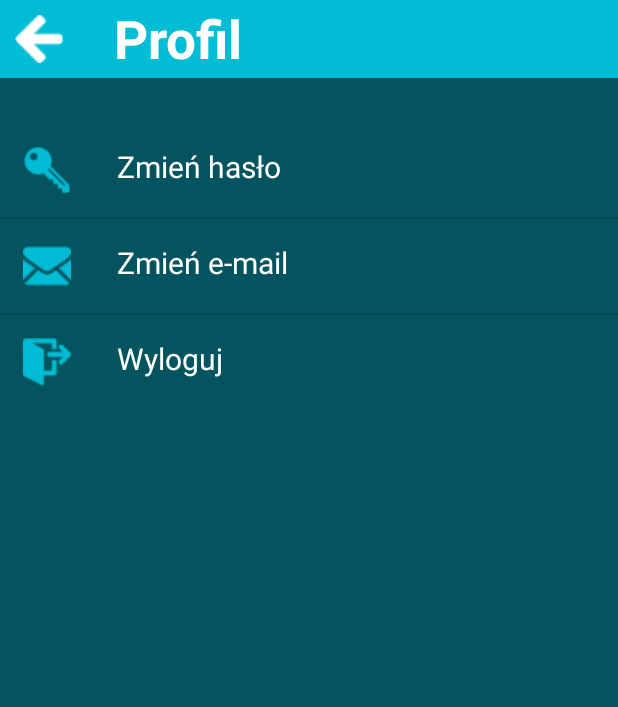
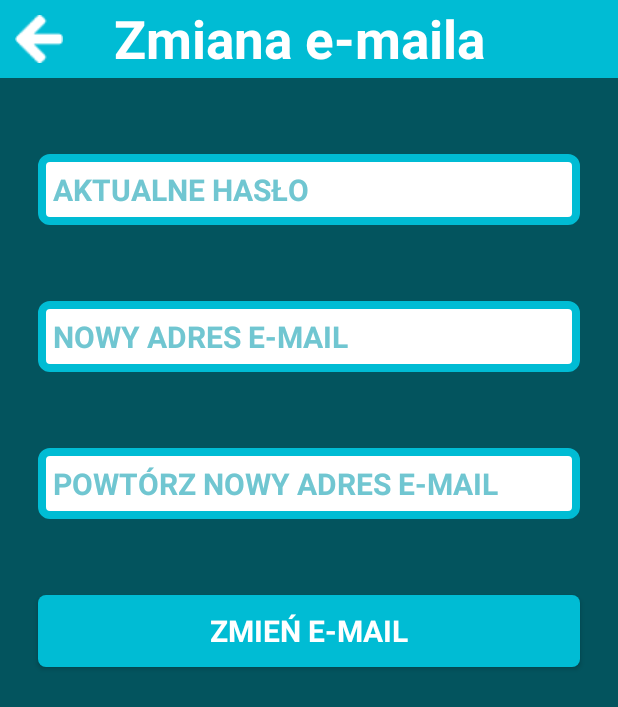
Before and after one commit to StudShare/StudShareMobile, an Android app: the ProfileScreenActivity screen opened directly, with no data from a screen before it, after a tap on "Zmień e-mail", on a phone screen of 412 x 824 dp. Shown: the top 707 px of the screen. Run offline under Robolectric (Android 15) with nearby library versions, the phone set to English and light mode, and no system bars.

Commit message:
Login, sign up and password changing algorithms modified and unified with web-app version of StudShare

```diff
--- a/app/src/main/AndroidManifest.xml
+++ b/app/src/main/AndroidManifest.xml
@@ -32,6 +32,8 @@
             android:theme="@style/AppTheme.NoActionBar"/>
         <activity android:name=".activity.PasswordChangeScreenActivity"
             android:theme="@style/AppTheme.NoActionBar"/>
+        <activity android:name=".activity.EmailChangeScreenActivity"
+            android:theme="@style/AppTheme.NoActionBar"/>
     </application>
 
 </manifest>
--- /dev/null
+++ b/app/src/main/java/com/studshare/mobile/studshare/activity/EmailChangeScreenActivity.java
@@ -0,0 +1,25 @@
+package com.studshare.mobile.studshare.activity;
+
+import android.content.Intent;
+import android.os.Bundle;
+import android.support.v7.app.AppCompatActivity;
+import android.view.View;
+import android.widget.Button;
+import android.widget.EditText;
+
+import com.studshare.mobile.studshare.R;
+
+public class EmailChangeScreenActivity extends AppCompatActivity {
+
+    @Override
+    protected void onCreate(Bundle savedInstanceState) {
+        super.onCreate(savedInstanceState);
+
+        setContentView(R.layout.emailchange_screen);
+    }
+
+    public void goToProfileSettings(View view) {
+        Intent goToNextActivity = new Intent(getApplicationContext(), ProfileScreenActivity.class);
+        startActivity(goToNextActivity);
+    }
+}
--- a/app/src/main/java/com/studshare/mobile/studshare/activity/LoginScreenActivity.java
+++ b/app/src/main/java/com/studshare/mobile/studshare/activity/LoginScreenActivity.java
@@ -44,9 +44,7 @@ public class LoginScreenActivity extends AppCompatActivity {
             return;
         }
 
-        profileManager.setLogin(login);
-        profileManager.setPassword(pass);
-        boolean loggedSuccessfully = profileManager.tryLogin();
+        boolean loggedSuccessfully = profileManager.tryLogin(login, pass);
 
         try {
             if (loggedSuccessfully) {
--- a/app/src/main/java/com/studshare/mobile/studshare/activity/MainActivity.java
+++ b/app/src/main/java/com/studshare/mobile/studshare/activity/MainActivity.java
@@ -26,7 +26,7 @@ public class MainActivity extends AppCompatActivity {
         if (profile == null)
             setContentView(R.layout.welcome_screen);
         else{
-            boolean loggedSuccessfully = profileManager.tryLogin();
+            boolean loggedSuccessfully = profileManager.tryLogin(profileManager.getLogin(), profileManager.getPassword());
 
             if (loggedSuccessfully) {
                 Intent goToNextActivity = new Intent(getApplicationContext(), MainScreenActivity.class);
--- a/app/src/main/java/com/studshare/mobile/studshare/activity/PasswordChangeScreenActivity.java
+++ b/app/src/main/java/com/studshare/mobile/studshare/activity/PasswordChangeScreenActivity.java
@@ -51,11 +51,7 @@ public class PasswordChangeScreenActivity extends AppCompatActivity {
             return;
         }
 
-        String temppass = profileManager.getPassword();
-
-        profileManager.setPassword(actualPassword);
-        boolean loggedSuccessfully = profileManager.tryLogin();
-        profileManager.setPassword(temppass);
+        boolean loggedSuccessfully = profileManager.tryLogin(profileManager.getLogin(), actualPassword);
 
         try {
             if (loggedSuccessfully){
--- a/app/src/main/java/com/studshare/mobile/studshare/activity/ProfileScreenActivity.java
+++ b/app/src/main/java/com/studshare/mobile/studshare/activity/ProfileScreenActivity.java
@@ -50,6 +50,10 @@ public class ProfileScreenActivity extends AppCompatActivity {
                     Intent goToNextActivity = new Intent(view.getContext(), PasswordChangeScreenActivity.class);
                     startActivity(goToNextActivity);
                 }
+                else if (id == 1) {
+                    Intent goToNextActivity = new Intent(view.getContext(), EmailChangeScreenActivity.class);
+                    startActivity(goToNextActivity);
+                }
                 else if (id == 2) {
                     doLogOut(view);
                 }
--- a/app/src/main/java/com/studshare/mobile/studshare/service/ProfileManager.java
+++ b/app/src/main/java/com/studshare/mobile/studshare/service/ProfileManager.java
@@ -93,7 +93,7 @@ public class ProfileManager
         }
     }
 
-    public boolean tryLogin()
+    public boolean tryLogin(String Login, String Password)
     {
         try {
             String getSalt = "SELECT salt FROM " + UsersTableName + " WHERE login='" + Login + "'";
@@ -133,15 +133,14 @@ public class ProfileManager
 
     public boolean trySignup(Context context, String login, String password, String email)
     {
-        try{
+        try {
             String query = "SELECT * FROM " + UsersTableName + " WHERE login='" + login + "' OR email='" + email + "'";
             ResultSet rs = connectionManager.SendQuery(query);
 
-            if (rs.next()){
+            if (rs.next()) {
                 return false;
             }
-            else{   //mozna utworzyc konto
-
+            else {   //mozna utworzyc konto
                 try {
                     String salt = passwordMatcher.generateSalt();
                     String hash = passwordMatcher.getSecurePassword(password, salt);
@@ -152,30 +151,26 @@ public class ProfileManager
                     if (result == 1) {
                         boolean savedSuccessfully = saveProfile(context, login, password);
 
-                        if (savedSuccessfully){
+                        if (savedSuccessfully) {
                             Login = login;
                             Password = password;
 
                             return true;    //poprawnie utworzono konto i profil
                         }
-                        else{
+                        else {
                             return false;
                         }
                     }
                     else {
                         return false;
                     }
-
                 }
-                catch (Exception e){
+                catch (Exception e) {
                     return false;
                 }
-
-
             }
         }
-        catch (SQLException e)
-        {
+        catch (SQLException e) {
             return false;
         }
     }
@@ -192,10 +187,10 @@ public class ProfileManager
 
                 hash = passwordMatcher.getSecurePassword(newPassword, salt);
 
-                String query = "UPDATE " + UsersTableName + " SET hash='" + hash + "'";
+                String query = "UPDATE " + UsersTableName + " SET hash='" + hash + "' WHERE login='" + getLogin() + "'";
                 int result = connectionManager.SendUpdate(query);
 
-                if (result == 1){
+                if (result == 1) {
                     deleteProfile(context);
                     saveProfile(context, getLogin(), newPassword);
 
@@ -203,7 +198,7 @@ public class ProfileManager
 
                     return true;
                 }
-                else{
+                else {
                     return false;
                 }
             }
--- /dev/null
+++ b/app/src/main/res/layout/emailchange_screen.xml
@@ -0,0 +1,79 @@
+<?xml version="1.0" encoding="utf-8"?>
+<LinearLayout xmlns:android="http://schemas.android.com/apk/res/android"
+    android:orientation="vertical"
+    android:layout_width="match_parent"
+    android:layout_height="match_parent"
+    android:background="@color/secondaryBlue">
+
+    <RelativeLayout xmlns:android="http://schemas.android.com/apk/res/android"
+        android:layout_width="match_parent"
+        android:layout_height="52dp">
+
+        <LinearLayout
+            android:id="@+id/navbar"
+            android:orientation="horizontal"
+            android:layout_width="match_parent"
+            android:layout_height="match_parent"
+            android:background="@color/primaryBlue">
+
+            <ImageButton
+                android:id="@+id/butBack"
+                android:padding="10dp"
+                android:background="@null"
+                android:src="@drawable/backarrow"
+                android:minWidth="10dp"
+                android:layout_width="wrap_content"
+                android:layout_height="wrap_content"
+                android:onClick="goToProfileSettings" />
+
+            <TextView
+                android:id="@+id/txtProfileSettingsInfo"
+                android:layout_gravity="center"
+                android:text="@string/profile_emailchange_text"
+                android:layout_marginLeft="24dp"
+                style="@style/SectionHeader" />
+
+        </LinearLayout>
+
+    </RelativeLayout>
+
+    <ScrollView xmlns:android="http://schemas.android.com/apk/res/android"
+        android:layout_width="fill_parent" android:layout_height="fill_parent">
+
+        <LinearLayout
+            android:layout_width="match_parent"
+            android:layout_height="wrap_content"
+            android:orientation="vertical"
+            android:layout_marginTop="25dp"
+            android:layout_centerVertical="true"
+            android:layout_alignParentTop="true">
+
+            <EditText
+                android:id="@+id/txtActualPassword"
+                android:hint="@string/profile_passwordchange_actualpassword"
+                android:inputType="textPassword"
+                style="@style/TextBox" />
+
+            <EditText
+                android:id="@+id/txtNewEmail"
+                android:hint="@string/profile_emailchange_newemail"
+                android:inputType="textEmailAddress"
+                style="@style/TextBox" />
+
+            <EditText
+                android:id="@+id/txtRepeatNewEmail"
+                android:hint="@string/profile_emailchange_newemailrepeat"
+                android:inputType="textEmailAddress"
+                style="@style/TextBox" />
+
+            <Button
+                android:id="@+id/butChangeEmail"
+                android:layout_margin="25dp"
+                android:text="@string/profile_emailchange_changeemail"
+                style="@style/NonImageButton"/>
+
+        </LinearLayout>
+
+    </ScrollView>
+
+</LinearLayout>
--- a/app/src/main/res/values/strings.xml
+++ b/app/src/main/res/values/strings.xml
@@ -23,4 +23,8 @@
     <string name="profile_passwordchange_newpassword">NOWE HASŁO</string>
     <string name="profile_passwordchange_newpasswordrepeat">POWTÓRZ NOWE HASŁO</string>
     <string name="profile_passwordchange_changepassword">ZMIEŃ HASŁO</string>
+    <string name="profile_emailchange_text">Zmiana e-maila</string>
+    <string name="profile_emailchange_newemail">NOWY ADRES E-MAIL</string>
+    <string name="profile_emailchange_newemailrepeat">POWTÓRZ NOWY ADRES E-MAIL</string>
+    <string name="profile_emailchange_changeemail">ZMIEŃ E-MAIL</string>
 </resources>
```
